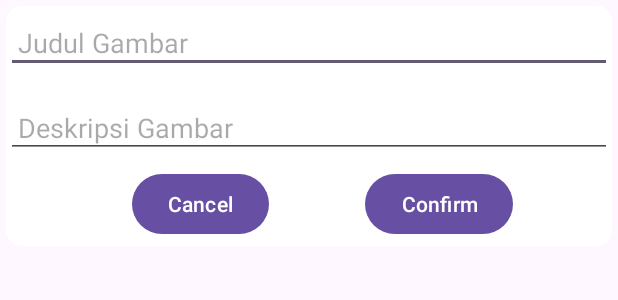
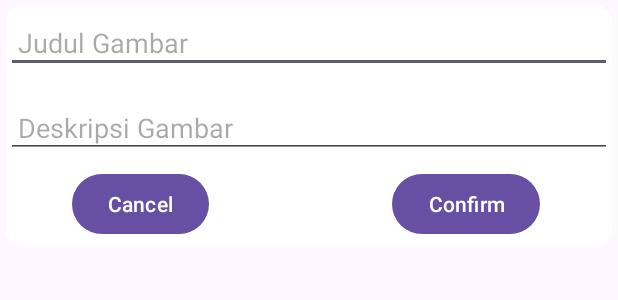
Before and after one commit to Ba3yoo/PAM-Project, an Android app: the layout editpopup.xml on its own in the app's theme, with its tools: preview values and no code run, on a phone screen of 412 x 824 dp. Shown: the top 300 px of the screen. Run offline under Robolectric (Android 15) with nearby library versions, the phone set to English and light mode, and no system bars.

Commit message:
Button position

```diff
--- a/app/src/main/res/layout/editpopup.xml
+++ b/app/src/main/res/layout/editpopup.xml
@@ -55,7 +55,7 @@
                 android:id="@+id/cancelButton"
                 android:layout_width="wrap_content"
                 android:layout_height="wrap_content"
-                android:layout_marginStart="84dp"
+                android:layout_marginStart="44dp"
                 android:layout_marginTop="108dp"
                 android:text="Cancel"
                 app:layout_constraintStart_toStartOf="parent"
@@ -65,10 +65,10 @@
                 android:id="@+id/confirmButton"
                 android:layout_width="wrap_content"
                 android:layout_height="wrap_content"
-                android:layout_marginStart="64dp"
                 android:layout_marginTop="108dp"
+                android:layout_marginEnd="48dp"
                 android:text="Confirm"
-                app:layout_constraintStart_toEndOf="@+id/cancelButton"
+                app:layout_constraintEnd_toEndOf="parent"
                 app:layout_constraintTop_toTopOf="parent" />
 
         </androidx.constraintlayout.widget.ConstraintLayout>
```
